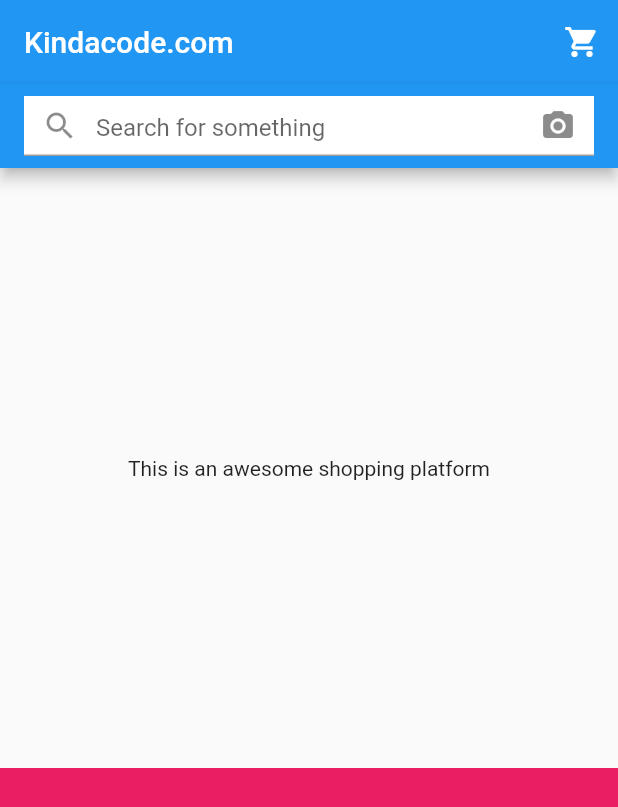
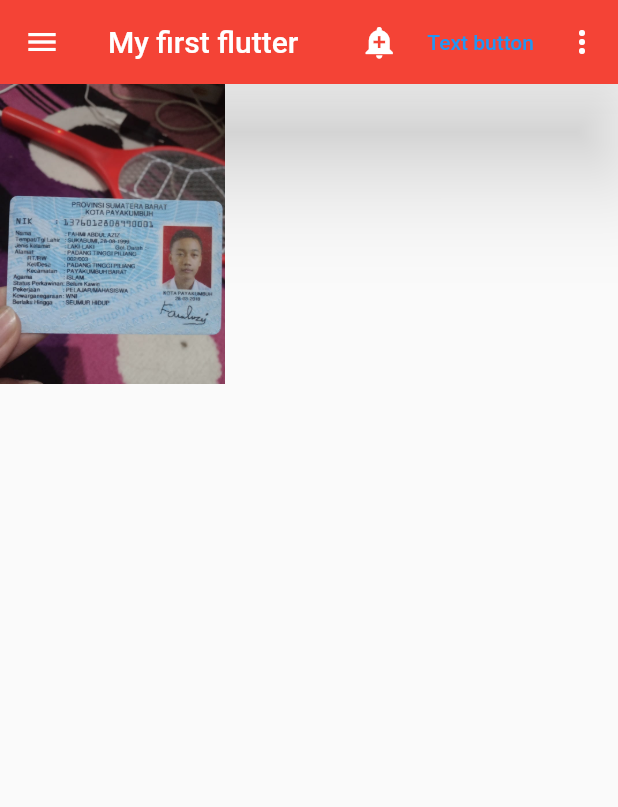
Before and after one commit to fahmi54321/my_first_flutter, a Flutter app: the screen it shows after launch, on a phone screen of 412 x 824 dp. Shown: the top 807 px of the screen. Run offline on Flutter 3.47's test engine with Material 2 defaults, Android fonts, the phone set to English and light mode, and no system bars.

```diff
--- /dev/null
+++ b/lib/images_widget/LoadImage.dart
@@ -0,0 +1,63 @@
+import 'package:flutter/material.dart';
+
+class LoadImage extends StatelessWidget {
+  const LoadImage({Key? key}) : super(key: key);
+
+  @override
+  Widget build(BuildContext context) {
+    return Scaffold(
+      appBar: AppBar(
+        title: Text("My first flutter"),
+        backgroundColor: Colors.red,
+        elevation: 30.0,
+        actions: <Widget>[
+          IconButton(
+              icon: const Icon(Icons.add_alert),
+              tooltip: 'Show Snackbar',
+              onPressed: () {
+                ScaffoldMessenger.of(context)
+                    .showSnackBar(const SnackBar(content: Text('Snackbar')));
+              }),
+          TextButton(onPressed: () {}, child: Text("Text button")),
+          PopupMenuButton(itemBuilder: (context) {
+            return [
+              PopupMenuItem<int>(
+                child: Text("My account"),
+                value: 0,
+              ),
+              PopupMenuItem<int>(
+                child: Text("Settings"),
+                value: 1,
+              ),
+              PopupMenuItem<int>(
+                child: Text("Logout"),
+                value: 2,
+              )
+            ];
+          }, onSelected: (value) {
+            if (value == 0) {
+              ScaffoldMessenger.of(context)
+                  .showSnackBar(const SnackBar(content: Text('My accounnt')));
+            } else if (value == 1) {
+              ScaffoldMessenger.of(context)
+                  .showSnackBar(const SnackBar(content: Text('Settings')));
+            } else if (value == 2) {
+              ScaffoldMessenger.of(context)
+                  .showSnackBar(const SnackBar(content: Text('Logout')));
+            }
+          })
+        ],
+        leading: IconButton(
+          onPressed: () {},
+          icon: Icon(Icons.menu),
+        ),
+      ),
+      body: SafeArea(
+        child: Image(
+            image: AssetImage('assets/gambar/ktp.jpeg'),
+          height: 200,
+        ),
+      ),
+    );
+  }
+}
--- a/lib/main.dart
+++ b/lib/main.dart
@@ -1,6 +1,8 @@
 import 'package:flutter/material.dart';
 import 'package:my_first_flutter/app_bar/app_bar_default.dart';
 import 'package:my_first_flutter/app_bar/silver_app_bar.dart';
+
+import 'images_widget/LoadImage.dart';
 
 void main() {
   runApp(const MyApp());
@@ -27,6 +29,6 @@ class MyApp extends StatelessWidget {
           // is not restarted.
           primarySwatch: Colors.blue,
         ),
-        home: SilverAppBar());
+        home: LoadImage());
   }
 }
--- a/pubspec.yaml
+++ b/pubspec.yaml
@@ -58,9 +58,8 @@ flutter:
   uses-material-design: true
 
   # To add assets to your application, add an assets section, like this:
-  # assets:
-  #   - images/a_dot_burr.jpeg
-  #   - images/a_dot_ham.jpeg
+  assets:
+     - assets/gambar/ktp.jpeg
 
   # An image asset can refer to one or more resolution-specific "variants", see
   # https://flutter.dev/assets-and-images/#resolution-aware.
```
Also changed, not shown: assets/gambar/ktp.jpeg (added).
